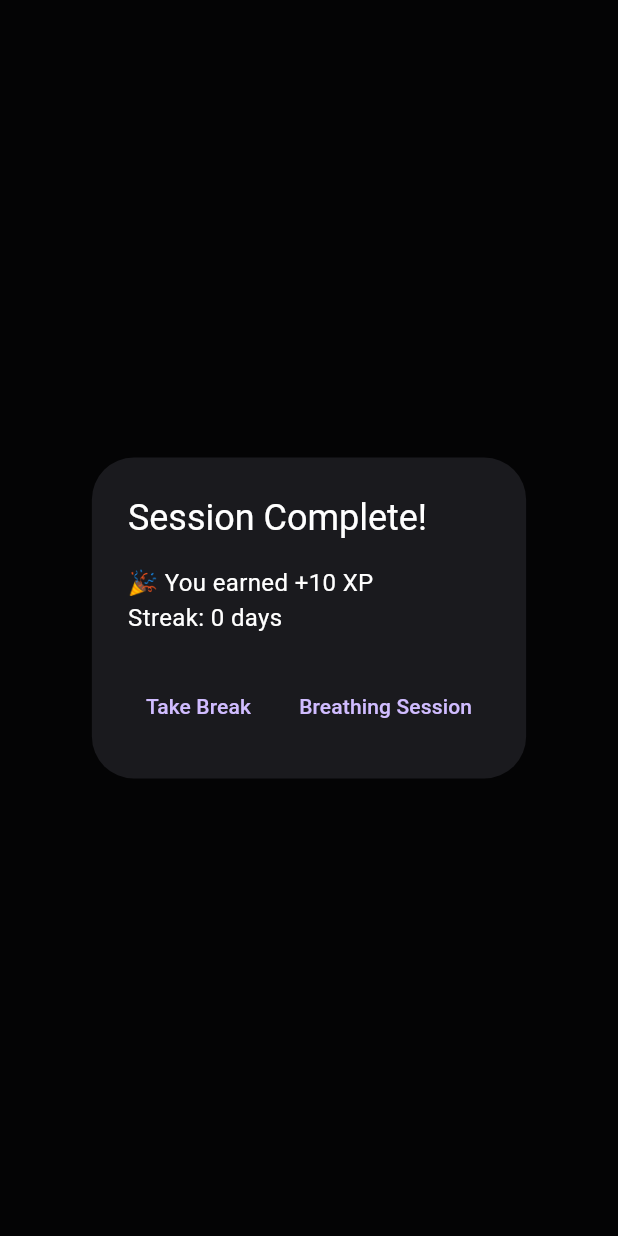
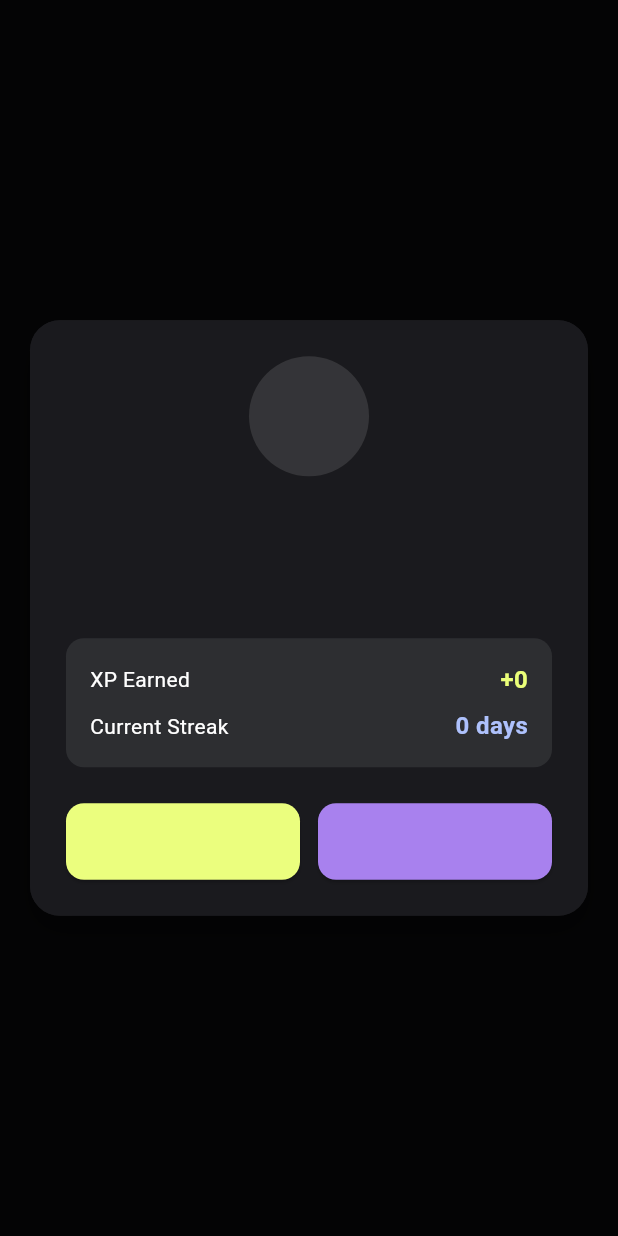
Before and after one commit to Fatima-Zubair/FocusBuddyApp, a Flutter app: what show() shows on an empty page, opened directly with empty values, on a phone screen of 412 x 824 dp. Run offline on Flutter 3.47's test engine with Material 3 defaults, Android fonts, the phone set to English and light mode, and no system bars; our stand-ins replace hive, hive_flutter, just_audio; accounts and stored records are empty; Roboto replaces fonts that are missing (Poppins).

Commit message:
feat: updated session complete dialog and added breathing session screen

```diff
--- a/focus_buddy_app/lib/core/constants/app_colors.dart
+++ b/focus_buddy_app/lib/core/constants/app_colors.dart
@@ -22,6 +22,8 @@ class AppColors {
   // Buttons
   static const Color btnYellowFocus = Color.fromRGBO(235, 254, 126,1);
   static const Color btnPurpleFocus = Color.fromRGBO(168, 129, 238, 1);
+  static const Color btnBlueFocus = Color.fromRGBO(174, 193, 252, 1);
+
   static const Color btnDisabled = Color(0xFF3A3A3A);
 
   // Graphs or accents
--- /dev/null
+++ b/focus_buddy_app/lib/core/widgets/reusable_complete_dialog.dart
@@ -0,0 +1,207 @@
+import 'package:flutter/material.dart';
+import '../../../core/constants/app_colors.dart';
+
+class ReusableCompleteDialog {
+  static Future<void> show({
+    required BuildContext context,
+    required String title,
+    required String subtitle,
+    required IconData icon,
+    required Color iconColor,
+    required String primaryButtonText,
+    required VoidCallback onPrimaryPressed,
+    required String secondaryButtonText,
+    required VoidCallback onSecondaryPressed,
+    int? xp,
+    int? streak,
+  }) async {
+    showGeneralDialog(
+      context: context,
+      barrierDismissible: false,
+      barrierColor: Colors.black.withOpacity(0.7),
+      transitionDuration: const Duration(milliseconds: 500),
+      pageBuilder: (ctx, anim1, anim2) {
+        return Dialog(
+          shape: RoundedRectangleBorder(borderRadius: BorderRadius.circular(20)),
+          backgroundColor: AppColors.cardDark,
+          insetPadding: const EdgeInsets.all(20),
+          child: Container(
+            padding: const EdgeInsets.all(24),
+            decoration: BoxDecoration(
+              color: AppColors.cardDark,
+              borderRadius: BorderRadius.circular(20),
+              boxShadow: [
+                BoxShadow(
+                  color: Colors.black.withOpacity(0.3),
+                  blurRadius: 15,
+                  offset: const Offset(0, 10),
+                ),
+              ],
+            ),
+            child: Column(
+              mainAxisSize: MainAxisSize.min,
+              children: [
+                // Icon Circle
+                Container(
+                  width: 80,
+                  height: 80,
+                  decoration: BoxDecoration(
+                    color: iconColor.withOpacity(0.2),
+                    shape: BoxShape.circle,
+                  ),
+                  child: Icon(icon, color: iconColor, size: 50),
+                ),
+                const SizedBox(height: 24),
+
+                // Title
+                Text(
+                  title,
+                  style: const TextStyle(
+                    color: AppColors.textPrimary,
+                    fontSize: 24,
+                    fontWeight: FontWeight.bold,
+                  ),
+                  textAlign: TextAlign.center,
+                ),
+                const SizedBox(height: 12),
+
+                // Subtitle
+                Text(
+                  subtitle,
+                  style: const TextStyle(
+                    color: Colors.white70,
+                    fontSize: 15,
+                    height: 1.4,
+                  ),
+                  textAlign: TextAlign.center,
+                ),
+                const SizedBox(height: 16),
+
+                // XP / Streak (Optional)
+                if (xp != null || streak != null)
+                  Container(
+                    padding: const EdgeInsets.all(16),
+                    decoration: BoxDecoration(
+                      color: AppColors.gray.withOpacity(0.1),
+                      borderRadius: BorderRadius.circular(12),
+                    ),
+                    child: Column(
+                      children: [
+                        if (xp != null)
+                          Row(
+                            mainAxisAlignment: MainAxisAlignment.spaceBetween,
+                            children: [
+                              const Text(
+                                "XP Earned",
+                                style: TextStyle(
+                                  color: AppColors.textPrimary,
+                                  fontSize: 14,
+                                ),
+                              ),
+                              Text(
+                                "+$xp",
+                                style: const TextStyle(
+                                  color: AppColors.neonYellow,
+                                  fontSize: 16,
+                                  fontWeight: FontWeight.bold,
+                                ),
+                              ),
+                            ],
+                          ),
+                        if (xp != null && streak != null)
+                          const SizedBox(height: 8),
+                        if (streak != null)
+                          Row(
+                            mainAxisAlignment: MainAxisAlignment.spaceBetween,
+                            children: [
+                              const Text(
+                                "Current Streak",
+                                style: TextStyle(
+                                  color: AppColors.textPrimary,
+                                  fontSize: 14,
+                                ),
+                              ),
+                              Text(
+                                "$streak days",
+                                style: const TextStyle(
+                                  color: AppColors.neonBlue,
+                                  fontSize: 16,
+                                  fontWeight: FontWeight.bold,
+                                ),
+                              ),
+                            ],
+                          ),
+                      ],
+                    ),
+                  ),
+                if (xp != null || streak != null) const SizedBox(height: 24),
+
+                // Buttons
+                Row(
+                  children: [
+                    Expanded(
+                      child: ElevatedButton(
+                        onPressed: () {
+                          Navigator.pop(ctx);
+                          onPrimaryPressed();
+                        },
+                        style: ElevatedButton.styleFrom(
+                          backgroundColor: AppColors.btnYellowFocus,
+                          foregroundColor: AppColors.textSecondary,
+                          padding: const EdgeInsets.symmetric(vertical: 16),
+                          shape: RoundedRectangleBorder(
+                            borderRadius: BorderRadius.circular(12),
+                          ),
+                        ),
+                        child: Text(
+                          primaryButtonText,
+                          style: const TextStyle(
+                            fontSize: 16,
+                            fontWeight: FontWeight.bold,
+                          ),
+                        ),
+                      ),
+                    ),
+                    const SizedBox(width: 12),
+                    Expanded(
+                      child: ElevatedButton(
+                        onPressed: () {
+                          Navigator.pop(ctx);
+                          onSecondaryPressed();
+                        },
+                        style: ElevatedButton.styleFrom(
+                          backgroundColor: AppColors.btnPurpleFocus,
+                          foregroundColor: AppColors.textSecondary,
+                          padding: const EdgeInsets.symmetric(vertical: 16),
+                          shape: RoundedRectangleBorder(
+                            borderRadius: BorderRadius.circular(12),
+                          ),
+                        ),
+                        child: Text(
+                          secondaryButtonText,
+                          style: const TextStyle(
+                            fontSize: 16,
+                            fontWeight: FontWeight.bold,
+                          ),
+                        ),
+                      ),
+                    ),
+                  ],
+                ),
+              ],
+            ),
+          ),
+        );
+      },
+      transitionBuilder: (ctx, anim1, anim2, child) {
+        return ScaleTransition(
+          scale: CurvedAnimation(
+            parent: anim1,
+            curve: Curves.elasticOut,
+          ),
+          child: child,
+        );
+      },
+    );
+  }
+}
--- a/focus_buddy_app/lib/core/widgets/session_complete_dialog.dart
+++ /dev/null
@@ -1,53 +0,0 @@
-import 'package:flutter/material.dart';
-import '../../../core/constants/app_colors.dart';
-
-class SessionCompleteDialog {
-  static Future<void> show({
-    required BuildContext context,
-    required int xp,
-    required int streak,
-  }) async {
-    showGeneralDialog(
-      context: context,
-      barrierDismissible: false,
-      barrierColor: Colors.black.withOpacity(0.7),
-      transitionDuration: const Duration(milliseconds: 500),
-      pageBuilder: (ctx, anim1, anim2) => AlertDialog(
-        backgroundColor: AppColors.cardDark,
-        title: const Text(
-          "Session Complete!",
-          style: TextStyle(color: AppColors.textPrimary),
-        ),
-        content: Text(
-          "🎉 You earned +10 XP\nStreak: $streak days",
-          style: const TextStyle(color: AppColors.textPrimary),
-        ),
-        actions: [
-          TextButton(
-            onPressed: () {
-              Navigator.pop(ctx);
-              Navigator.pushNamed(context, '/break');
-            },
-            child: const Text("Take Break"),
-          ),
-          TextButton(
-            onPressed: () {
-              Navigator.pop(ctx);
-              Navigator.pushNamed(context, '/breathing');
-            },
-            child: const Text("Breathing Session"),
-          ),
-        ],
-      ),
-      transitionBuilder: (ctx, anim1, anim2, child) {
-        return ScaleTransition(
-          scale: CurvedAnimation(
-            parent: anim1,
-            curve: Curves.elasticOut,
-          ),
-          child: child,
-        );
-      },
-    );
-  }
-}
--- a/focus_buddy_app/lib/routes/app_routes.dart
+++ b/focus_buddy_app/lib/routes/app_routes.dart
@@ -2,18 +2,18 @@ import 'package:flutter/material.dart';
 import '../screens/splash_screen.dart';
 // import '../screens/home_screen.dart';
 import '../screens/timer_screen.dart';
-// import '../screens/break_screen.dart';
+import '../screens/breathing_screen.dart';
 
 class AppRoutes {
   static const String splash = '/';
   static const String home = '/home';
   static const String focusTimer = '/focusTimer';
-  static const String breakScreen = '/break';
+  static const String breathingScreen = '/breathing';
 
   static Map<String, WidgetBuilder> routes = {
     splash: (context) => const SplashScreen(),
     // home: (context) => const HomeScreen(),
     focusTimer: (context) => const FocusTimerScreen(),
-    // breakScreen: (context) => const BreakScreen(),
+    breathingScreen: (context) => const BreathingScreen(),
   };
 }
```
Also changed, not shown: focus_buddy_app/lib/screens/breathing_screen.dart (added, +145 -0 lines), focus_buddy_app/lib/screens/timer_screen.dart (+25 -13 lines), focus_buddy_app/pubspec.yaml (+11 -2 lines), focus_buddy_app/assets/icon/app_icon.png (added), focus_buddy_app/assets/images/breathing_img.png (added), focus_buddy_app/assets/images/ghost-23282_256.gif (deleted), focus_buddy_app/assets/images/yellow.gif (deleted), focus_buddy_app/pubspec.lock, 22 other files.
